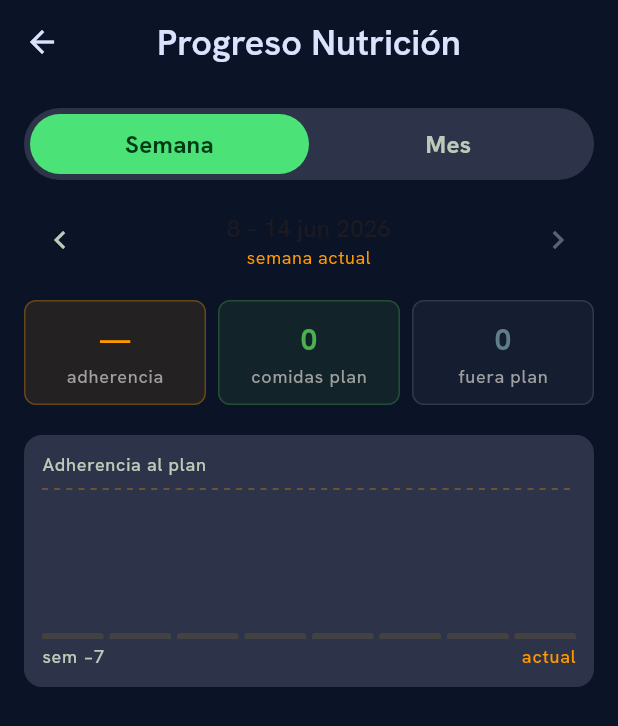
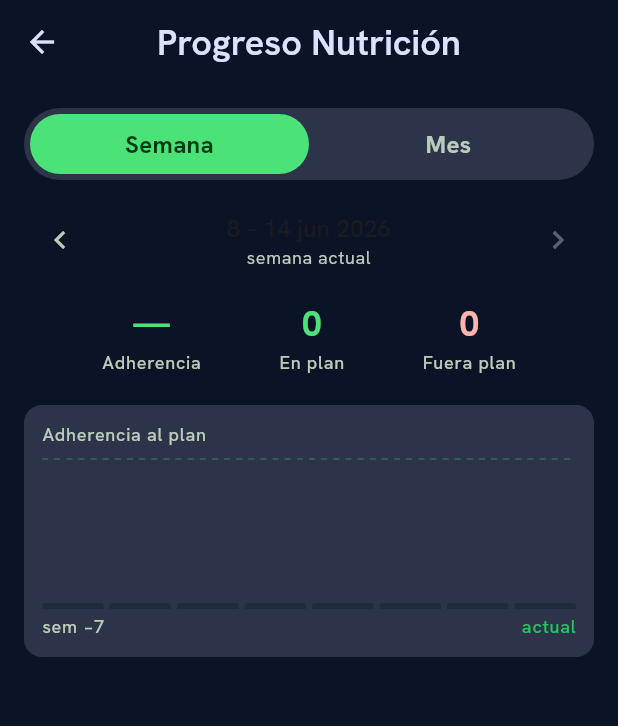
Before and after one commit to JesusZelayaG/kiolog, a Flutter app: the _NutritionView screen opened directly, after a tap on the "bar chart" icon, on a phone screen of 412 x 824 dp. Shown: the top 726 px of the screen. Run offline on Flutter 3.47's test engine with Material 3 defaults, Android fonts, the phone set to English and light mode, and no system bars; our stand-ins replace drift, equatable, flutter_bloc, flutter_local_notifications, get_it, go_router and 4 more; accounts and stored records are empty; generated files the repository leaves out were written again.

Commit message:
feat(ui): redesign Nutrición — VitalityCard, StatChip, theme colors (tasks 9-11)
Co-Authored-By: Claude Sonnet 4.6 <noreply@anthropic.com>

```diff
--- a/lib/features/nutrition/presentation/pages/nutrition_page.dart
+++ b/lib/features/nutrition/presentation/pages/nutrition_page.dart
@@ -6,6 +6,7 @@ import 'package:kiolog/core/domain/app_module.dart';
 import 'package:kiolog/core/modules/cubit/modules_cubit.dart';
 import 'package:kiolog/core/modules/cubit/modules_state.dart';
 import 'package:kiolog/shared/widgets/inactive_module_page.dart';
+import 'package:kiolog/shared/widgets/vitality_card.dart';
 import '../../../../core/di/injection.dart';
 import '../../domain/repositories/nutrition_repository.dart';
 import '../bloc/nutrition_bloc.dart';
@@ -78,7 +79,7 @@ class _NutritionView extends StatelessWidget {
 
           return SafeArea(
             child: ListView(
-              padding: const EdgeInsets.all(16),
+              padding: const EdgeInsets.symmetric(horizontal: 24, vertical: 16),
               children: [
                 Text(
                   state.activePlan!.name,
@@ -115,7 +116,7 @@ class _NutritionView extends StatelessWidget {
         child: Column(
           mainAxisAlignment: MainAxisAlignment.center,
           children: [
-            const Icon(Icons.restaurant_menu, size: 64, color: Colors.grey),
+            Icon(Icons.restaurant_menu, size: 64, color: Theme.of(context).colorScheme.onSurfaceVariant),
             const SizedBox(height: 16),
             Text(
               'Sin plan activo',
@@ -127,7 +128,7 @@ class _NutritionView extends StatelessWidget {
               textAlign: TextAlign.center,
             ),
             const SizedBox(height: 24),
-            FilledButton.icon(
+            ElevatedButton.icon(
               onPressed: () => _showCreatePlanDialog(context),
               icon: const Icon(Icons.add),
               label: const Text('Crear plan'),
@@ -193,7 +194,7 @@ class _NutritionView extends StatelessWidget {
               onPressed: () => Navigator.pop(dialogContext),
               child: const Text('Cancelar'),
             ),
-            FilledButton(
+            ElevatedButton(
               onPressed: () {
                 if (nameController.text.isNotEmpty) {
                   context.read<NutritionBloc>().add(
@@ -232,10 +233,9 @@ class _MealSection extends StatelessWidget {
     final theme = Theme.of(context);
     final isLogged = log != null;
 
-    return Card(
-      margin: const EdgeInsets.only(bottom: 12),
-      child: Padding(
-        padding: const EdgeInsets.all(16),
+    return Padding(
+      padding: const EdgeInsets.only(bottom: 12),
+      child: VitalityCard(
         child: Column(
           crossAxisAlignment: CrossAxisAlignment.start,
           children: [
@@ -365,20 +365,21 @@ class _MealSection extends StatelessWidget {
   }
 
   Widget _buildOffPlanText(BuildContext context, String text) {
+    final cs = Theme.of(context).colorScheme;
     return Container(
       padding: const EdgeInsets.all(12),
       decoration: BoxDecoration(
-        color: const Color(0xFF3D2E00),
+        color: cs.errorContainer.withValues(alpha: 0.3),
         borderRadius: BorderRadius.circular(12),
       ),
       child: Row(
         children: [
-          const Icon(Icons.edit_note, color: Color(0xFFFFCC80)),
+          Icon(Icons.edit_note, color: cs.error),
           const SizedBox(width: 8),
           Expanded(
             child: Text(
               text,
-              style: const TextStyle(color: Color(0xFFFFCC80)),
+              style: TextStyle(color: cs.onErrorContainer),
             ),
           ),
         ],
@@ -426,7 +427,7 @@ class _MealSection extends StatelessWidget {
             onPressed: () => Navigator.pop(dialogContext),
             child: const Text('Cancelar'),
           ),
-          FilledButton(
+          ElevatedButton(
             onPressed: () {
               if (controller.text.isNotEmpty) {
                 context.read<NutritionBloc>().add(
--- a/lib/features/nutrition/presentation/pages/nutrition_progress_page.dart
+++ b/lib/features/nutrition/presentation/pages/nutrition_progress_page.dart
@@ -5,6 +5,7 @@ import 'package:flutter_bloc/flutter_bloc.dart';
 import '../bloc/nutrition_bloc.dart';
 import '../bloc/nutrition_state.dart';
 import '../../domain/models/nutrition_weekly_stat.dart';
+import 'package:kiolog/shared/widgets/stat_chip.dart';
 
 enum _Periodo { semana, mes }
 
@@ -19,8 +20,6 @@ class _NutritionProgressPageState extends State<NutritionProgressPage> {
   _Periodo _periodo = _Periodo.semana;
   int _weekOffset = 0;
   int _monthOffset = 0;
-
-  static const _orange = Colors.orange;
 
   DateTime _currentWeekMonday() {
     final now = DateTime.now().toUtc();
@@ -51,6 +50,7 @@ class _NutritionProgressPageState extends State<NutritionProgressPage> {
   }
 
   Widget _buildSemanaChips(NutritionState state) {
+    final cs = Theme.of(context).colorScheme;
     final stat = _statAt(state.weeklyAdherence, _weekOffset);
     final pct = stat == null || stat.mealsExpected == 0
         ? null
@@ -58,16 +58,18 @@ class _NutritionProgressPageState extends State<NutritionProgressPage> {
     final logged = stat?.mealsLogged ?? 0;
     final offPlan = stat?.offPlanMeals ?? 0;
 
-    return Row(children: [
-      _Chip(value: pct == null ? '—' : '$pct%', label: 'adherencia', color: _orange),
-      const SizedBox(width: 8),
-      _Chip(value: '$logged', label: 'comidas plan', color: Colors.green),
-      const SizedBox(width: 8),
-      _Chip(value: '$offPlan', label: 'fuera plan', color: Colors.blueGrey),
-    ]);
+    return Row(
+      mainAxisAlignment: MainAxisAlignment.spaceEvenly,
+      children: [
+        StatChip(value: pct == null ? '—' : '$pct%', label: 'Adherencia'),
+        StatChip(value: '$logged', label: 'En plan'),
+        StatChip(value: '$offPlan', label: 'Fuera plan', color: cs.error),
+      ],
+    );
   }
 
   Widget _buildMesChips(NutritionState state) {
+    final cs = Theme.of(context).colorScheme;
     final weeks = _weeksInMonth(state.weeklyAdherence, _monthOffset);
     final totalLogged = weeks.fold(0, (s, w) => s + w.mealsLogged);
     final totalExpected = weeks.fold(0, (s, w) => s + w.mealsExpected);
@@ -76,13 +78,14 @@ class _NutritionProgressPageState extends State<NutritionProgressPage> {
         ? null
         : (totalLogged / totalExpected * 100).round();
 
-    return Row(children: [
-      _Chip(value: pct == null ? '—' : '$pct%', label: 'adherencia', color: _orange),
-      const SizedBox(width: 8),
-      _Chip(value: '$totalLogged', label: 'comidas plan', color: Colors.green),
-      const SizedBox(width: 8),
-      _Chip(value: '$totalOff', label: 'fuera plan', color: Colors.blueGrey),
-    ]);
+    return Row(
+      mainAxisAlignment: MainAxisAlignment.spaceEvenly,
+      children: [
+        StatChip(value: pct == null ? '—' : '$pct%', label: 'Adherencia'),
+        StatChip(value: '$totalLogged', label: 'En plan'),
+        StatChip(value: '$totalOff', label: 'Fuera plan', color: cs.error),
+      ],
+    );
   }
 
   Widget _buildWeekNavigator(List<NutritionWeeklyStat> stats) {
@@ -131,7 +134,11 @@ class _NutritionProgressPageState extends State<NutritionProgressPage> {
   Widget _buildWeekBarChart(List<NutritionWeeklyStat> stats) {
     if (stats.isEmpty) return const SizedBox.shrink();
     final bars = stats.map((s) => (s.mealsLogged, s.mealsExpected)).toList();
-    return _AdherenceBarChart(bars: bars, barColor: _orange, lastBarIsPartial: true);
+    return _AdherenceBarChart(
+      bars: bars,
+      barColor: Theme.of(context).colorScheme.primaryContainer,
+      lastBarIsPartial: true,
+    );
   }
 
   Widget _buildMonthBarChart(List<NutritionWeeklyStat> stats) {
@@ -139,7 +146,10 @@ class _NutritionProgressPageState extends State<NutritionProgressPage> {
     if (weeks.isEmpty) return const SizedBox.shrink();
     final bars = weeks.map((s) => (s.mealsLogged, s.mealsExpected)).toList();
     return _AdherenceBarChart(
-        bars: bars, barColor: _orange, lastBarIsPartial: _monthOffset == 0);
+      bars: bars,
+      barColor: Theme.of(context).colorScheme.primaryContainer,
+      lastBarIsPartial: _monthOffset == 0,
+    );
   }
 
   @override
@@ -258,45 +268,12 @@ class _Navigator extends StatelessWidget {
               style: Theme.of(context)
                   .textTheme
                   .bodySmall
-                  ?.copyWith(color: Colors.orange),
+                  ?.copyWith(color: Theme.of(context).colorScheme.onSurfaceVariant),
               textAlign: TextAlign.center),
         ]),
       ),
       IconButton(icon: const Icon(Icons.chevron_right), onPressed: onForward),
     ]);
-  }
-}
-
-class _Chip extends StatelessWidget {
-  final String value;
-  final String label;
-  final Color color;
-
-  const _Chip({required this.value, required this.label, required this.color});
-
-  @override
-  Widget build(BuildContext context) {
-    return Expanded(
-      child: Container(
-        padding: const EdgeInsets.symmetric(vertical: 10),
-        decoration: BoxDecoration(
-          color: color.withOpacity(0.1),
-          borderRadius: BorderRadius.circular(8),
-          border: Border.all(color: color.withOpacity(0.3)),
-        ),
-        child: Column(mainAxisSize: MainAxisSize.min, children: [
-          Text(value,
-              style: TextStyle(
-                  fontSize: 20, fontWeight: FontWeight.bold, color: color)),
-          const SizedBox(height: 2),
-          Text(label,
-              style: Theme.of(context)
-                  .textTheme
-                  .labelSmall
-                  ?.copyWith(color: Colors.grey)),
-        ]),
-      ),
-    );
   }
 }
 
@@ -331,6 +308,7 @@ class _AdherenceBarChart extends StatelessWidget {
             painter: _BarChartPainter(
               bars: bars,
               barColor: barColor,
+              trackColor: Theme.of(context).colorScheme.surfaceContainerHigh,
               lastBarIsPartial: lastBarIsPartial,
             ),
             size: Size.infinite,
@@ -362,11 +340,13 @@ class _AdherenceBarChart extends StatelessWidget {
 class _BarChartPainter extends CustomPainter {
   final List<(int logged, int expected)> bars;
   final Color barColor;
+  final Color trackColor;
   final bool lastBarIsPartial;
 
   const _BarChartPainter({
     required this.bars,
     required this.barColor,
+    required this.trackColor,
     required this.lastBarIsPartial,
   });
 
@@ -403,7 +383,7 @@ class _BarChartPainter extends CustomPainter {
             topLeft: const Radius.circular(2),
             topRight: const Radius.circular(2),
           ),
-          Paint()..color = Colors.grey.shade800,
+          Paint()..color = trackColor,
         );
         continue;
       }
```
Also changed, not shown: lib/features/nutrition/presentation/pages/nutrition_config_page.dart (+8 -4 lines).
